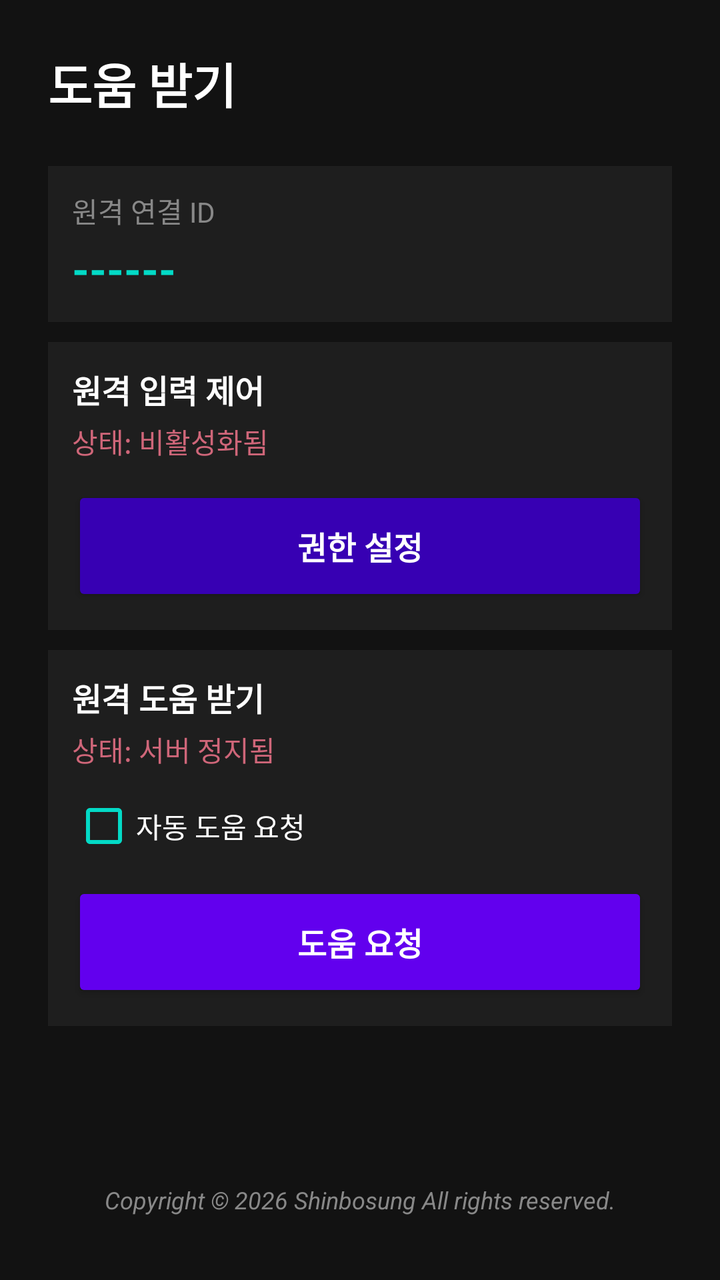
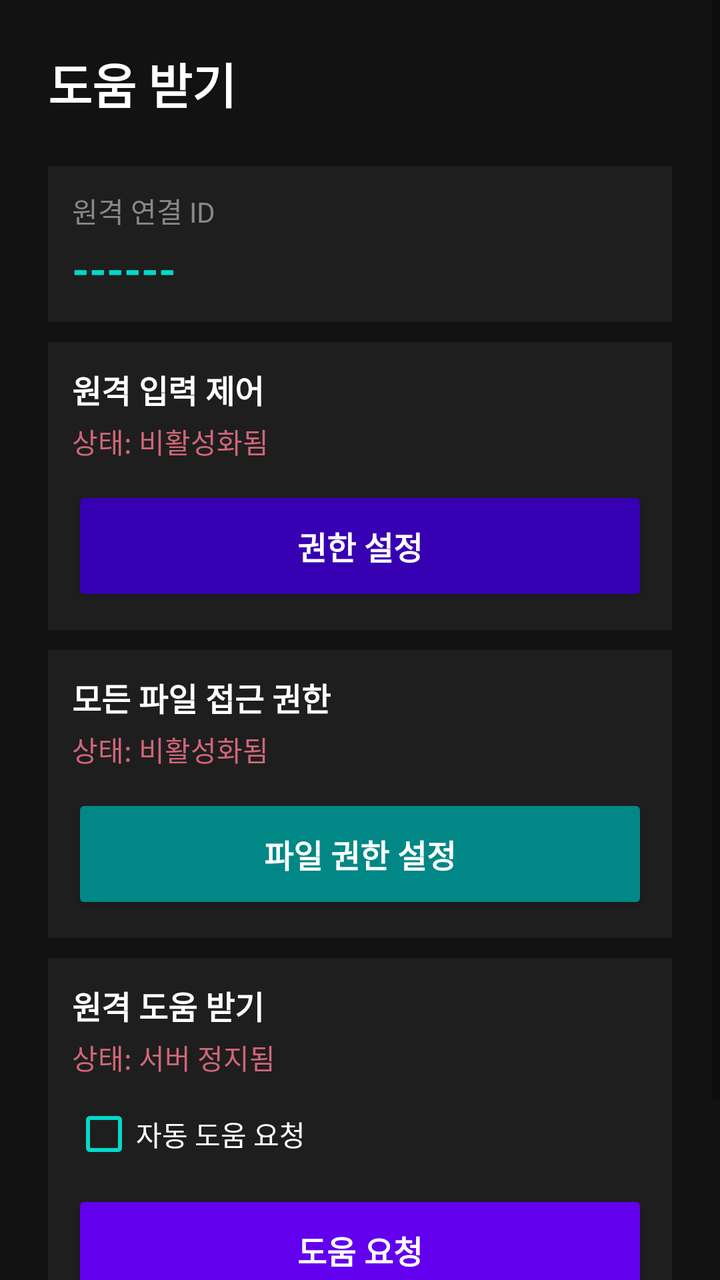

Compare the two renders of this Android layout. The source of the first and the diff that turns it into the second are given below.
<!-- AndroidManifest.xml: application theme Theme.TeleControl -->
<!-- res/layout/activity_host.xml -->
<?xml version="1.0" encoding="utf-8"?>
<ScrollView xmlns:android="http://schemas.android.com/apk/res/android"
    android:layout_width="match_parent"
    android:layout_height="match_parent"
    android:background="#121212"
    android:fillViewport="true">

    <LinearLayout
        android:layout_width="match_parent"
        android:layout_height="wrap_content"
        android:orientation="vertical"
        android:padding="24dp">

        <TextView
            android:layout_width="wrap_content"
            android:layout_height="wrap_content"
            android:text="도움 받기"
            android:textColor="#FFFFFF"
            android:textSize="24sp"
            android:textStyle="bold"
            android:layout_marginBottom="24dp"/>

        
        <LinearLayout
            android:layout_width="match_parent"
            android:layout_height="wrap_content"
            android:orientation="vertical"
            android:background="#1E1E1E"
            android:padding="12dp"
            android:layout_marginBottom="10dp">

            <TextView
                android:layout_width="wrap_content"
                android:layout_height="wrap_content"
                android:text="원격 연결 ID"
                android:textColor="#888888"
                android:textSize="14sp"/>

            <TextView
                android:id="@+id/txtIpAddress"
                android:layout_width="wrap_content"
                android:layout_height="wrap_content"
                android:text="------"
                android:textColor="#03DAC6"
                android:textSize="22sp"
                android:textStyle="bold"
                android:layout_marginTop="4dp"/>
        </LinearLayout>

        
        <LinearLayout
            android:layout_width="match_parent"
            android:layout_height="wrap_content"
            android:orientation="vertical"
            android:background="#1E1E1E"
            android:padding="12dp"
            android:layout_marginBottom="10dp">

            <TextView
                android:layout_width="wrap_content"
                android:layout_height="wrap_content"
                android:text="원격 입력 제어"
                android:textColor="#FFFFFF"
                android:textSize="16sp"
                android:textStyle="bold"/>

            <TextView
                android:id="@+id/txtAccessibilityStatus"
                android:layout_width="wrap_content"
                android:layout_height="wrap_content"
                android:text="상태: 비활성화됨"
                android:textColor="#CF6679"
                android:textSize="14sp"
                android:layout_marginTop="4dp"
                android:layout_marginBottom="12dp"/>

            <Button
                android:id="@+id/btnAccessibilitySetting"
                android:layout_width="match_parent"
                android:layout_height="60dp"
                android:text="권한 설정"
                android:textSize="16sp"
                android:textStyle="bold"
                android:backgroundTint="#3700B3"
                android:textColor="#FFFFFF"
                android:insetTop="0dp"
                android:insetBottom="0dp"/>
        </LinearLayout>

        
        <LinearLayout
            android:layout_width="match_parent"
            android:layout_height="wrap_content"
            android:orientation="vertical"
            android:background="#1E1E1E"
            android:padding="12dp"
            android:layout_marginBottom="10dp">

            <TextView
                android:layout_width="wrap_content"
                android:layout_height="wrap_content"
                android:text="원격 도움 받기"
                android:textColor="#FFFFFF"
                android:textSize="16sp"
                android:textStyle="bold"/>

            <TextView
                android:id="@+id/txtServerStatus"
                android:layout_width="wrap_content"
                android:layout_height="wrap_content"
                android:text="상태: 서버 정지됨"
                android:textColor="#CF6679"
                android:textSize="14sp"
                android:layout_marginTop="4dp"
                android:layout_marginBottom="12dp"/>

            <CheckBox
                android:id="@+id/chkAutoStart"
                android:layout_width="wrap_content"
                android:layout_height="wrap_content"
                android:text="자동 도움 요청"
                android:textColor="#FFFFFF"
                android:textSize="14sp"
                android:layout_marginBottom="12dp"
                android:buttonTint="#03DAC6"/>

            <Button
                android:id="@+id/btnToggleServer"
                android:layout_width="match_parent"
                android:layout_height="60dp"
                android:text="도움 요청"
                android:textSize="16sp"
                android:textStyle="bold"
                android:backgroundTint="#6200EE"
                android:textColor="#FFFFFF"
                android:insetTop="0dp"
                android:insetBottom="0dp"/>
        </LinearLayout>

        
        <View
            android:layout_width="match_parent"
            android:layout_height="0dp"
            android:layout_weight="1" />

        
        <TextView
            android:layout_width="wrap_content"
            android:layout_height="wrap_content"
            android:text="Copyright © 2026 Shinbosung All rights reserved."
            android:textColor="#888888"
            android:textSize="12sp"
            android:textStyle="italic"
            android:layout_gravity="center_horizontal"
            android:layout_marginTop="20dp"
            android:layout_marginBottom="8dp"/>

    </LinearLayout>
</ScrollView>
<!-- resources referenced by this layout -->
<resources>
  <style name="Theme.TeleControl" parent="Theme.AppCompat.DayNight.NoActionBar">
          
      </style>
</resources>

<!-- the commit's change to res/layout/activity_host.xml (unified diff, before → after) -->
@@ -99,6 +99,46 @@
             <TextView
                 android:layout_width="wrap_content"
                 android:layout_height="wrap_content"
+                android:text="모든 파일 접근 권한"
+                android:textColor="#FFFFFF"
+                android:textSize="16sp"
+                android:textStyle="bold"/>
+
+            <TextView
+                android:id="@+id/txtStorageStatus"
+                android:layout_width="wrap_content"
+                android:layout_height="wrap_content"
+                android:text="상태: 비활성화됨"
+                android:textColor="#CF6679"
+                android:textSize="14sp"
+                android:layout_marginTop="4dp"
+                android:layout_marginBottom="12dp"/>
+
+            <Button
+                android:id="@+id/btnStorageSetting"
+                android:layout_width="match_parent"
+                android:layout_height="60dp"
+                android:text="파일 권한 설정"
+                android:textSize="16sp"
+                android:textStyle="bold"
+                android:backgroundTint="#018786"
+                android:textColor="#FFFFFF"
+                android:insetTop="0dp"
+                android:insetBottom="0dp"/>
+        </LinearLayout>
+
+        
+        <LinearLayout
+            android:layout_width="match_parent"
+            android:layout_height="wrap_content"
+            android:orientation="vertical"
+            android:background="#1E1E1E"
+            android:padding="12dp"
+            android:layout_marginBottom="10dp">
+
+            <TextView
+                android:layout_width="wrap_content"
+                android:layout_height="wrap_content"
                 android:text="원격 도움 받기"
                 android:textColor="#FFFFFF"
                 android:textSize="16sp"
